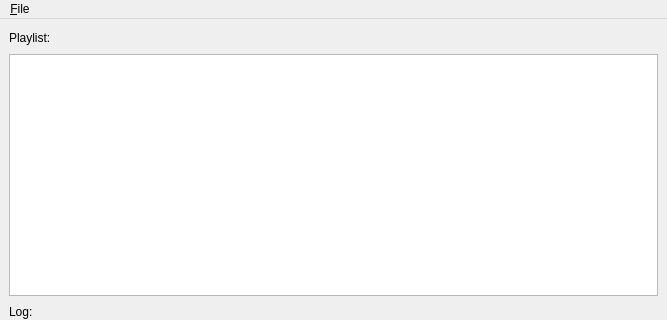
First picture: the form in trunk/muroaGui/muroaserver/muroaserver.ui, repository BackupTheBerlios/muroa-svn, before the edit; both pictures show x 0 to 667 and y 0 to 320 of the 667 by 600 pixel window.
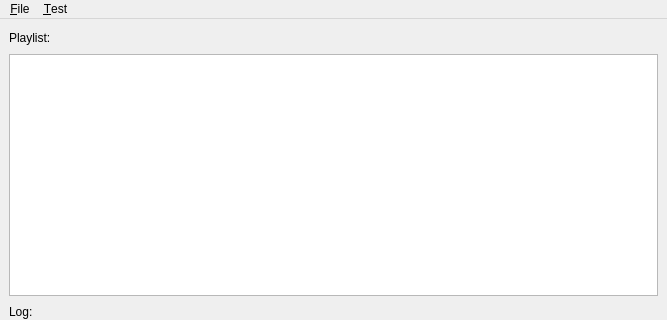
Second picture: the form after the edit.

Commit message: send diffs, menu entry to switch to next collection revision on server side which leads to an diff update to all clients.

```diff
--- a/trunk/muroaGui/muroaserver/muroaserver.ui
+++ b/trunk/muroaGui/muroaserver/muroaserver.ui
@@ -78,7 +78,14 @@
     <addaction name="actionExit" />
     <addaction name="action_Open" />
    </widget>
+   <widget class="QMenu" name="menu_Test" >
+    <property name="title" >
+     <string>&amp;Test</string>
+    </property>
+    <addaction name="action_next_Revision" />
+   </widget>
    <addaction name="menu_File" />
+   <addaction name="menu_Test" />
   </widget>
   <widget class="QStatusBar" name="statusbar" />
   <action name="actionExit" >
```
Left out of the diff: 5 changed lines with no effect on the pictures. The commit also changes 10 other files.
